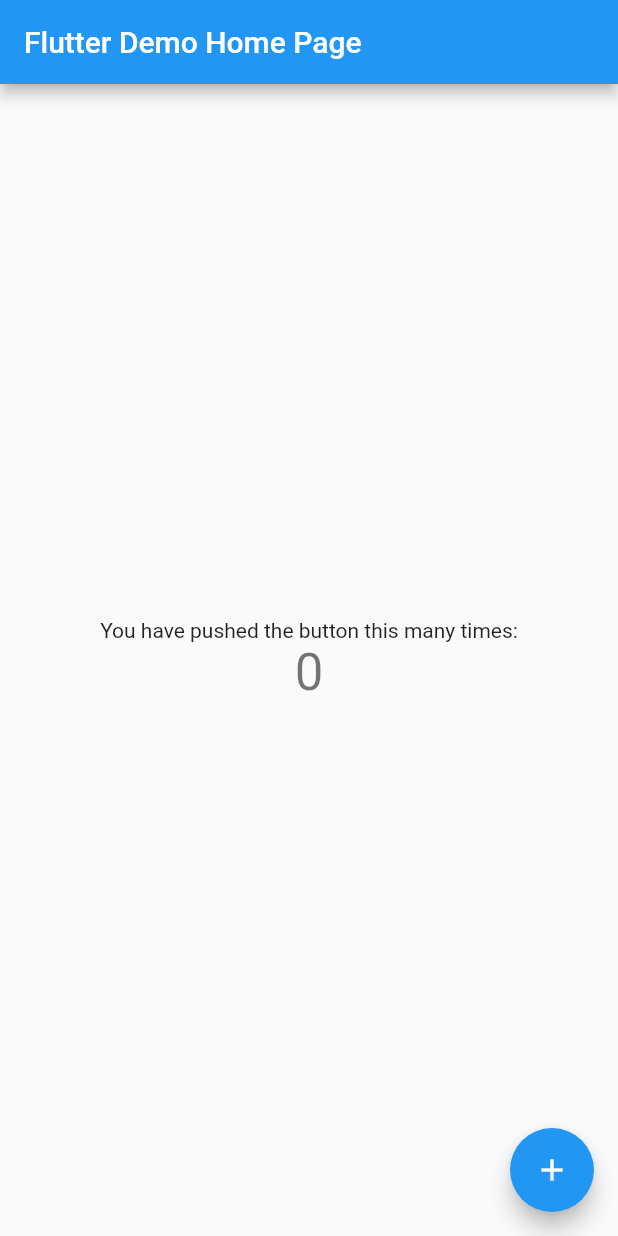
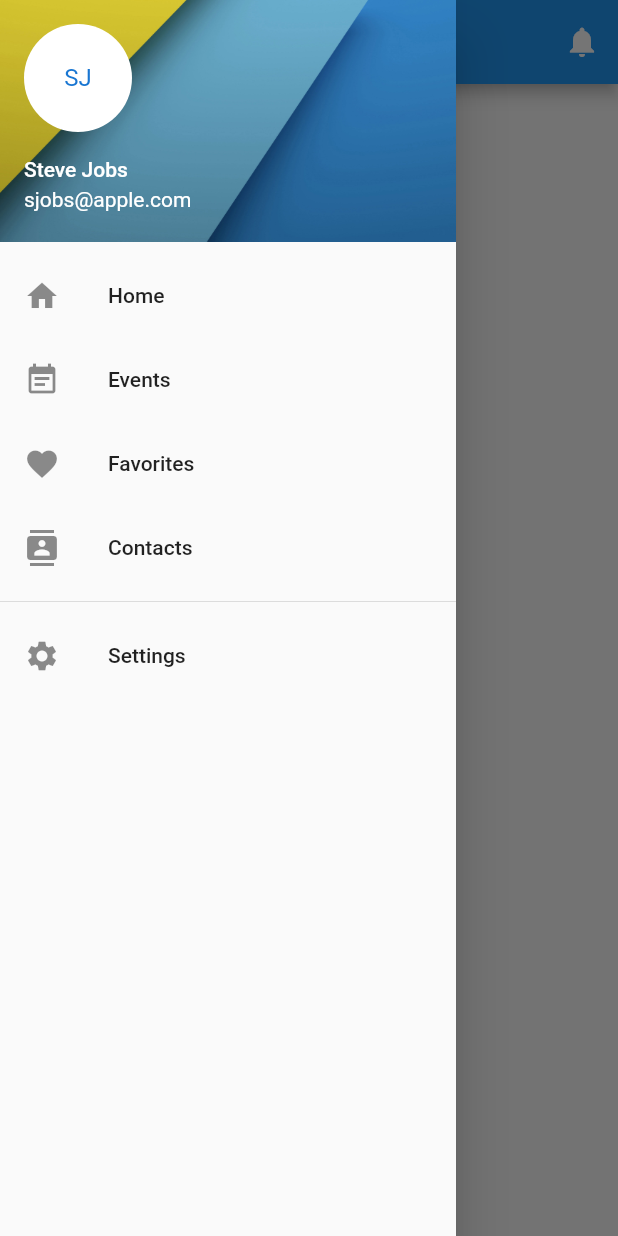
Before and after one commit to htakemoto/flutter-sample, a Flutter app: the screen it shows after launch, with the side drawer open (before the commit the screen has no drawer), on a phone screen of 412 x 824 dp. Run offline on Flutter 3.47's test engine with Material 2 defaults, Android fonts, the phone set to English and light mode, and no system bars.

Commit message:
added my project

```diff
--- /dev/null
+++ b/lib/data/contact_data.dart
@@ -0,0 +1,73 @@
+class Contact {
+  final String fullName;
+  final String email;
+
+  const Contact({this.fullName, this.email});
+}
+
+const Contacts = <Contact>[
+    Contact(
+      fullName: 'Romain Hoogmoed',
+      email:'romain.hoogmoed@example.com'
+    ),
+    Contact(
+      fullName: 'Emilie Olsen',
+      email:'emilie.olsen@example.com'
+    ),
+    Contact(
+      fullName: 'Téo Lefevre',
+      email:'téo.lefevre@example.com'
+    ),
+    Contact(
+      fullName: 'Nicole Cruz',
+      email:'nicole.cruz@example.com'
+    ),
+    Contact(
+      fullName: 'Ramna Peixoto',
+      email:'ramna.peixoto@example.com'
+    ),
+    Contact(
+      fullName: 'Jose Ortiz',
+      email:'jose.ortiz@example.com'
+    ),
+    Contact(
+      fullName: 'Alma Christensen',
+      email:'alma.christensen@example.com'
+    ),
+    Contact(
+      fullName: 'Sergio Hill',
+      email:'sergio.hill@example.com'
+    ),
+    Contact(
+      fullName: 'Malo Gonzalez',
+      email:'malo.gonzalez@example.com'
+    ),
+    Contact(
+      fullName: 'Miguel Owens',
+      email:'miguel.owens@example.com'
+    ),
+    Contact(
+      fullName: 'Lilou Dumont',
+      email:'lilou.dumont@example.com'
+    ),
+    Contact(
+      fullName: 'Ashley Stewart',
+      email:'ashley.stewart@example.com'
+    ),
+    Contact(
+      fullName: 'Roman Zhang',
+      email:'roman.zhang@example.com'
+    ),
+    Contact(
+      fullName: 'Ryan Roberts',
+      email:'ryan.roberts@example.com'
+    ),
+    Contact(
+      fullName: 'Sadie Thomas',
+      email:'sadie.thomas@example.com'
+    ),
+    Contact(
+      fullName: 'Belen Serrano',
+      email:'belen.serrano@example.com '
+    )
+  ];
--- a/lib/main.dart
+++ b/lib/main.dart
@@ -1,111 +1,123 @@
 import 'package:flutter/material.dart';
+import 'pages/home/home.dart';
+import 'pages/news/news.dart';
+import 'pages/events/events.dart';
+import 'pages/favorites/favorites.dart';
+import 'pages/contacts/contact_list.dart';
+import 'pages/settings/settings.dart';
 
 void main() => runApp(MyApp());
 
 class MyApp extends StatelessWidget {
-  // This widget is the root of your application.
+  final appTitle = 'Flutter Sample';
+
   @override
   Widget build(BuildContext context) {
     return MaterialApp(
-      title: 'Flutter Demo',
+      title: appTitle,
       theme: ThemeData(
-        // This is the theme of your application.
-        //
-        // Try running your application with "flutter run". You'll see the
-        // application has a blue toolbar. Then, without quitting the app, try
-        // changing the primarySwatch below to Colors.green and then invoke
-        // "hot reload" (press "r" in the console where you ran "flutter run",
-        // or simply save your changes to "hot reload" in a Flutter IDE).
-        // Notice that the counter didn't reset back to zero; the application
-        // is not restarted.
         primarySwatch: Colors.blue,
       ),
-      home: MyHomePage(title: 'Flutter Demo Home Page'),
+      home: HomePage(),
+      routes: <String, WidgetBuilder> {
+        '/home': (BuildContext context) => HomePage(),
+        '/events': (BuildContext context) => EventsPage(),
+        '/favorites': (BuildContext context) => FavoritesPage(),
+        '/contacts': (BuildContext context) => ContactsPage(),
+        '/settings': (BuildContext context) => SettingsPage()
+      },
     );
   }
 }
 
-class MyHomePage extends StatefulWidget {
-  MyHomePage({Key key, this.title}) : super(key: key);
-
-  // This widget is the home page of your application. It is stateful, meaning
-  // that it has a State object (defined below) that contains fields that affect
-  // how it looks.
-
-  // This class is the configuration for the state. It holds the values (in this
-  // case the title) provided by the parent (in this case the App widget) and
-  // used by the build method of the State. Fields in a Widget subclass are
-  // always marked "final".
-
-  final String title;
-
-  @override
-  _MyHomePageState createState() => _MyHomePageState();
-}
-
-class _MyHomePageState extends State<MyHomePage> {
-  int _counter = 0;
-
-  void _incrementCounter() {
-    setState(() {
-      // This call to setState tells the Flutter framework that something has
-      // changed in this State, which causes it to rerun the build method below
-      // so that the display can reflect the updated values. If we changed
-      // _counter without calling setState(), then the build method would not be
-      // called again, and so nothing would appear to happen.
-      _counter++;
-    });
-  }
-
+class AppDrawer extends StatelessWidget {
   @override
   Widget build(BuildContext context) {
-    // This method is rerun every time setState is called, for instance as done
-    // by the _incrementCounter method above.
-    //
-    // The Flutter framework has been optimized to make rerunning build methods
-    // fast, so that you can just rebuild anything that needs updating rather
-    // than having to individually change instances of widgets.
-    return Scaffold(
-      appBar: AppBar(
-        // Here we take the value from the MyHomePage object that was created by
-        // the App.build method, and use it to set our appbar title.
-        title: Text(widget.title),
+    return Drawer(
+      // Add a ListView to the drawer. This ensures the user can scroll
+      // through the options in the drawer if there isn't enough vertical
+      // space to fit everything.
+      child: ListView(
+        // Important: Remove any padding from the ListView.
+        padding: EdgeInsets.zero,
+        children: <Widget>[
+          UserAccountsDrawerHeader(
+            accountName: Text('Steve Jobs'),
+            accountEmail: Text('sjobs@apple.com'),
+            currentAccountPicture: CircleAvatar(
+              child: Text('SJ'),
+              backgroundColor: Colors.white,
+            ),
+            decoration: BoxDecoration(
+              image: DecorationImage(
+                image: AssetImage('images/account-bg.jpg'),
+                fit: BoxFit.fill,
+              )
+            ),
+          ),
+          ListTile(
+            leading: Icon(Icons.home),
+            title: Text('Home'),
+            onTap: () {
+              Navigator.pop(context);
+              Navigator.pushReplacementNamed(context, '/home');
+            },
+          ),
+          ListTile(
+            leading: Icon(Icons.event_note),
+            title: Text('Events'),
+            onTap: () {
+              Navigator.pop(context);
+              Navigator.pushReplacementNamed(context, '/events');
+            },
+          ),
+          ListTile(
+            leading: Icon(Icons.favorite),
+            title: Text('Favorites'),
+            onTap: () {
+              Navigator.pop(context);
+              Navigator.pushReplacementNamed(context, '/favorites');
+            },
+          ),
+          ListTile(
+            leading: Icon(Icons.contacts),
+            title: Text('Contacts'),
+            onTap: () {
+              Navigator.pop(context);
+              Navigator.pushReplacementNamed(context, '/contacts');
+            },
+          ),
+          Divider(),
+          ListTile(
+            leading: Icon(Icons.settings),
+            title: Text('Settings'),
+            onTap: () {
+              Navigator.pop(context);
+              Navigator.pushReplacementNamed(context, '/settings');
+            },
+          ),
+        ],
       ),
-      body: Center(
-        // Center is a layout widget. It takes a single child and positions it
-        // in the middle of the parent.
-        child: Column(
-          // Column is also a layout widget. It takes a list of children and
-          // arranges them vertically. By default, it sizes itself to fit its
-          // children horizontally, and tries to be as tall as its parent.
-          //
-          // Invoke "debug painting" (press "p" in the console, choose the
-          // "Toggle Debug Paint" action from the Flutter Inspector in Android
-          // Studio, or the "Toggle Debug Paint" command in Visual Studio Code)
-          // to see the wireframe for each widget.
-          //
-          // Column has various properties to control how it sizes itself and
-          // how it positions its children. Here we use mainAxisAlignment to
-          // center the children vertically; the main axis here is the vertical
-          // axis because Columns are vertical (the cross axis would be
-          // horizontal).
-          mainAxisAlignment: MainAxisAlignment.center,
-          children: <Widget>[
-            Text(
-              'You have pushed the button this many times:',
-            ),
-            Text(
-              '$_counter',
-              style: Theme.of(context).textTheme.display1,
-            ),
-          ],
-        ),
-      ),
-      floatingActionButton: FloatingActionButton(
-        onPressed: _incrementCounter,
-        tooltip: 'Increment',
-        child: Icon(Icons.add),
-      ), // This trailing comma makes auto-formatting nicer for build methods.
     );
   }
 }
+
+class NewsActionButton extends StatelessWidget {
+  @override
+  Widget build(BuildContext context) {
+    return IconButton(
+      icon: Icon(Icons.notifications),
+      onPressed: () {
+        Navigator.push(
+          context,
+          MaterialPageRoute(
+            builder: (BuildContext context) {
+              return NewsPage();
+            },
+            fullscreenDialog: true
+          )
+        );
+      },
+    );
+  }
+}
--- /dev/null
+++ b/lib/pages/home/home.dart
@@ -0,0 +1,18 @@
+import 'package:flutter/material.dart';
+import '../../main.dart';
+
+class HomePage extends StatelessWidget {
+  @override
+  Widget build(BuildContext context) {
+    return Scaffold(
+      appBar: AppBar(
+        title: Text('Home'),
+        actions: <Widget>[
+          NewsActionButton(),
+        ],
+      ),
+      drawer: AppDrawer(),
+      body: Center(child: Text('Welcome Home')),
+    );
+  }
+}
--- a/pubspec.yaml
+++ b/pubspec.yaml
@@ -41,9 +41,8 @@ flutter:
   uses-material-design: true
 
   # To add assets to your application, add an assets section, like this:
-  # assets:
-  #  - images/a_dot_burr.jpeg
-  #  - images/a_dot_ham.jpeg
+  assets:
+   - images/account-bg.jpg
 
   # An image asset can refer to one or more resolution-specific "variants", see
   # https://flutter.dev/assets-and-images/#resolution-aware.
```
Also changed, not shown: lib/pages/contacts/contact_detail.dart (added, +97 -0 lines), lib/pages/contacts/contact_list.dart (added, +61 -0 lines), lib/pages/events/events.dart (added, +20 -0 lines), lib/pages/favorites/favorites.dart (added, +69 -0 lines), lib/pages/news/news.dart (added, +11 -0 lines), lib/pages/settings/settings.dart (added, +20 -0 lines), images/account-bg.jpg (added), 1 other file.
